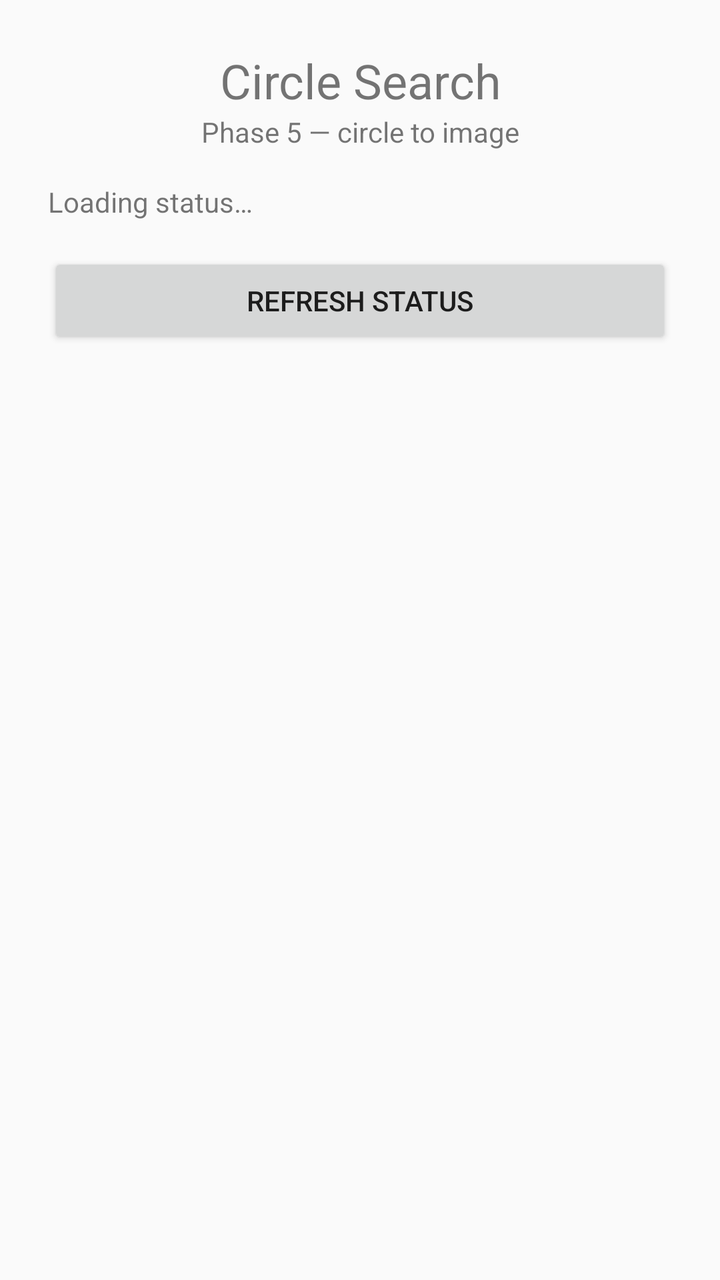
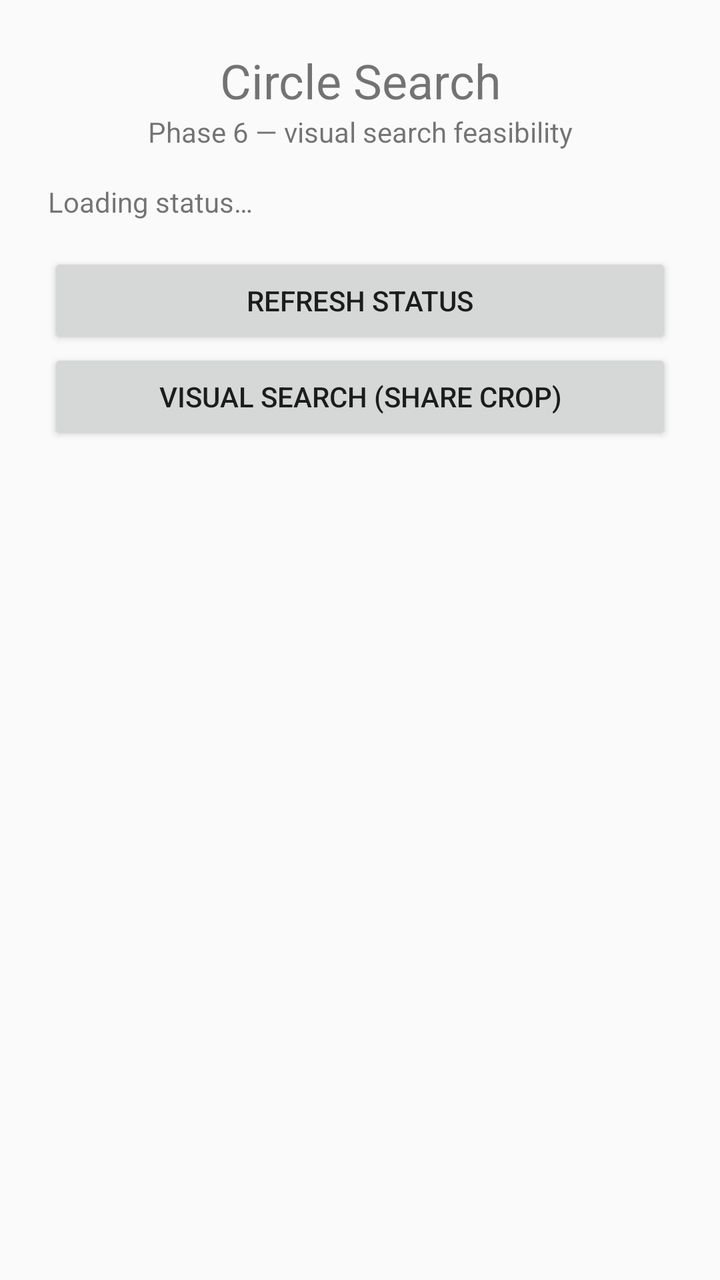

Screens rendered from an Android XML layout before and after an edit, with the pre-edit source and the edit as a unified diff.
<!-- AndroidManifest.xml: application theme android:Theme.Material.Light.NoActionBar -->
<!-- res/layout/activity_main.xml -->
<?xml version="1.0" encoding="utf-8"?>
<ScrollView xmlns:android="http://schemas.android.com/apk/res/android"
    android:layout_width="match_parent"
    android:layout_height="match_parent">

    <LinearLayout
        android:layout_width="match_parent"
        android:layout_height="wrap_content"
        android:orientation="vertical"
        android:padding="24dp">

        <TextView
            android:layout_width="match_parent"
            android:layout_height="wrap_content"
            android:gravity="center_horizontal"
            android:text="@string/app_name"
            android:textSize="24sp" />

        <TextView
            android:layout_width="match_parent"
            android:layout_height="wrap_content"
            android:gravity="center_horizontal"
            android:text="@string/phase_label" />

        <TextView
            android:id="@+id/probe_status"
            android:layout_width="match_parent"
            android:layout_height="wrap_content"
            android:layout_marginTop="16dp"
            android:text="@string/probe_status_placeholder" />

        <Button
            android:id="@+id/btn_refresh"
            android:layout_width="match_parent"
            android:layout_height="wrap_content"
            android:layout_marginTop="16dp"
            android:text="@string/btn_refresh" />

    </LinearLayout>

</ScrollView>
<!-- resources referenced by this layout -->
<resources>
  <string name="app_name">Circle Search</string>
  <string name="btn_refresh">Refresh status</string>
  <string name="phase_label">Phase 5 — circle to image</string>
  <string name="probe_status_placeholder">Loading status…</string>
</resources>

<!-- the commit's change to res/layout/activity_main.xml (unified diff, before → after) -->
@@ -36,6 +36,12 @@
             android:layout_marginTop="16dp"
             android:text="@string/btn_refresh" />
 
+        <Button
+            android:id="@+id/btn_share"
+            android:layout_width="match_parent"
+            android:layout_height="wrap_content"
+            android:text="@string/btn_share" />
+
     </LinearLayout>
 
 </ScrollView>
<!-- resource entries referenced after the edit -->
@@ -2,7 +2,8 @@
 <resources>
   <string name="app_name">Circle Search</string>
   <string name="btn_refresh">Refresh status</string>
-  <string name="phase_label">Phase 5 — circle to image</string>
+  <string name="btn_share">Visual search (share crop)</string>
+  <string name="phase_label">Phase 6 — visual search feasibility</string>
   <string name="probe_status_placeholder">Loading status…</string>
 </resources>
 
